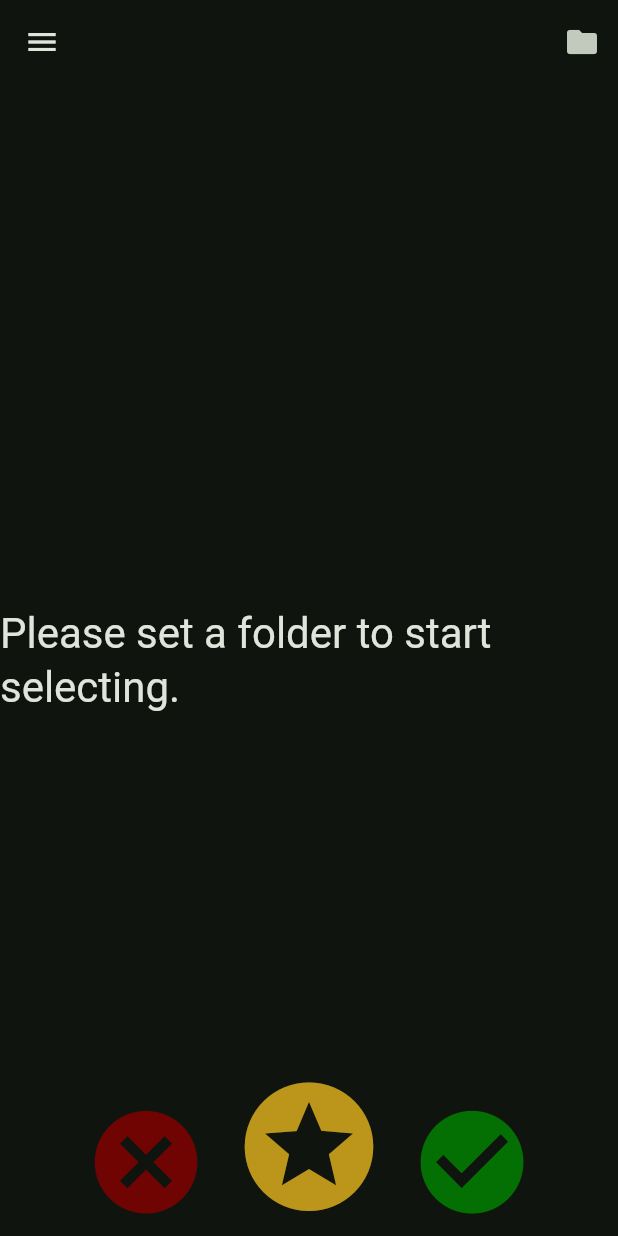
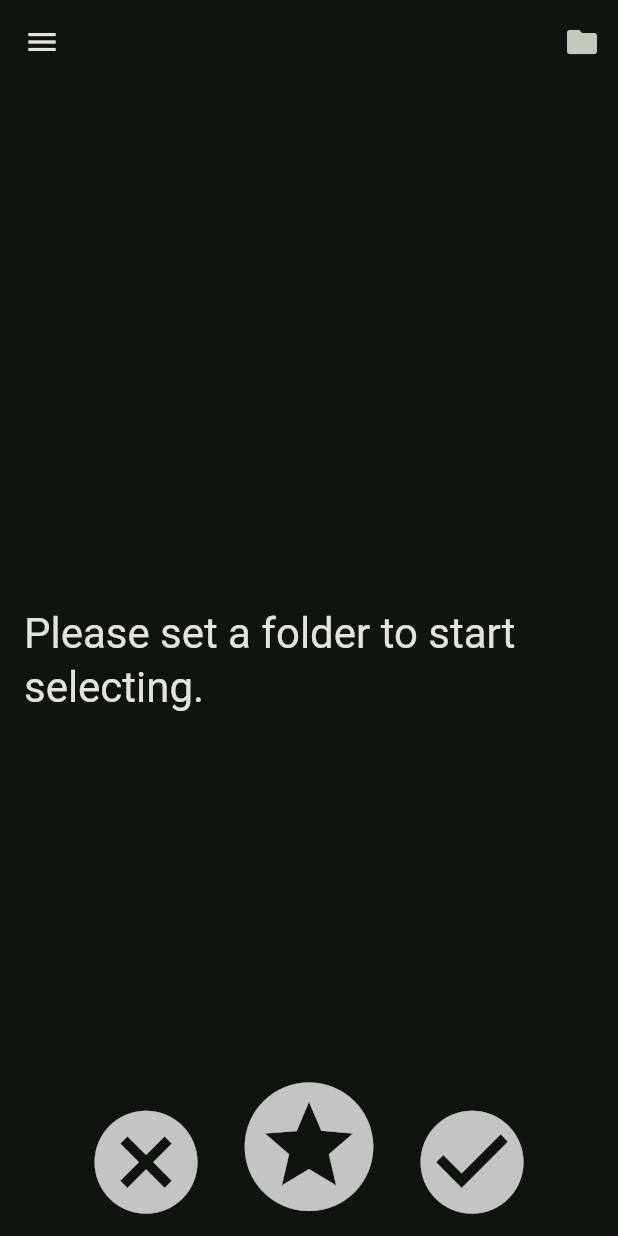
Before and after one commit to fabio-osti/image_selector, a Flutter app: the screen it shows after launch, on a phone screen of 412 x 824 dp. Run offline on Flutter 3.47's test engine with Material 2 defaults, Android fonts, the phone set to English and light mode, and no system bars; our stand-ins replace file_picker, permission_handler, photo_view.

Commit message:
Visual changes

```diff
--- a/lib/views/main_view.dart
+++ b/lib/views/main_view.dart
@@ -20,10 +20,14 @@ class MainView extends StatelessWidget {
 
   @override
   Widget build(BuildContext context) {
+    var horizontal = isHorizontal(context);
+    var appBarHeight = MediaQuery.of(context).size.height/12;
     return Scaffold(
-      extendBodyBehindAppBar: isHorizontal(context),
+      extendBodyBehindAppBar: horizontal,
       appBar: AppBar(
-        backgroundColor: isHorizontal(context) ? Colors.transparent : null,
+        backgroundColor: horizontal ? Colors.transparent : null,
+        iconTheme: horizontal ? IconThemeData(size: appBarHeight) : null,
+        toolbarHeight: horizontal ? appBarHeight : null,
         actions: [
           IconButton(onPressed: actionChooseFolder, icon: const Icon(Icons.folder)),
         ],
--- a/lib/views/selector_view.dart
+++ b/lib/views/selector_view.dart
@@ -35,9 +35,12 @@ class _SelectorViewState extends State<SelectorView> {
     });
     return curImage == null
         ? Center(
-            child: Text(
-              "Please set a folder to start selecting.",
-              style: Theme.of(context).textTheme.headlineMedium,
+            child: Padding(
+              padding: const EdgeInsets.all(16),
+              child: Text(
+                "Please set a folder to start selecting.",
+                style: Theme.of(context).textTheme.headlineMedium,
+              ),
             ),
           )
         : _getViewer();
@@ -126,19 +129,22 @@ class _SelectorViewState extends State<SelectorView> {
                 icon: const Icon(Icons.cancel_sharp),
                 iconSize: min(screenSize.width / 5, screenSize.height / 7),
                 onPressed: actionSelectDelete,
-                color: const Color.fromARGB(198, 138, 0, 0),
+                color: Theme.of(context).iconTheme.color?.withOpacity(0.75),
+                // color: const Color.fromARGB(198, 138, 0, 0),
               ),
               IconButton(
                 icon: const Icon(Icons.stars_sharp),
                 iconSize: min(screenSize.width / 4, screenSize.height / 6),
                 onPressed: actionSelectFavorite,
-                color: const Color.fromARGB(198, 238, 188, 29),
+                color: Theme.of(context).iconTheme.color?.withOpacity(0.75),
+                // color: const Color.fromARGB(198, 238, 188, 29),
               ),
               IconButton(
                 icon: const Icon(Icons.check_circle_sharp),
                 iconSize: min(screenSize.width / 5, screenSize.height / 7),
                 onPressed: actionSelectKeep,
-                color: const Color.fromARGB(198, 0, 138, 0),
+                color: Theme.of(context).iconTheme.color?.withOpacity(0.75),
+                // color: const Color.fromARGB(198, 0, 138, 0),
               ),
             ],
           ),
```
